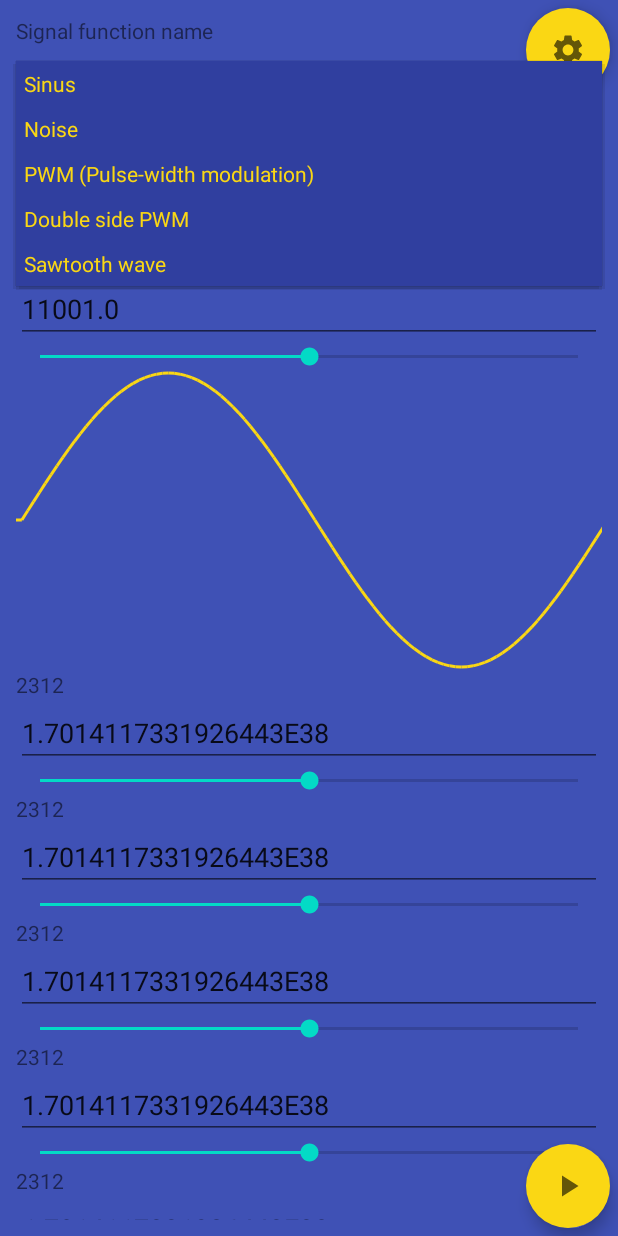
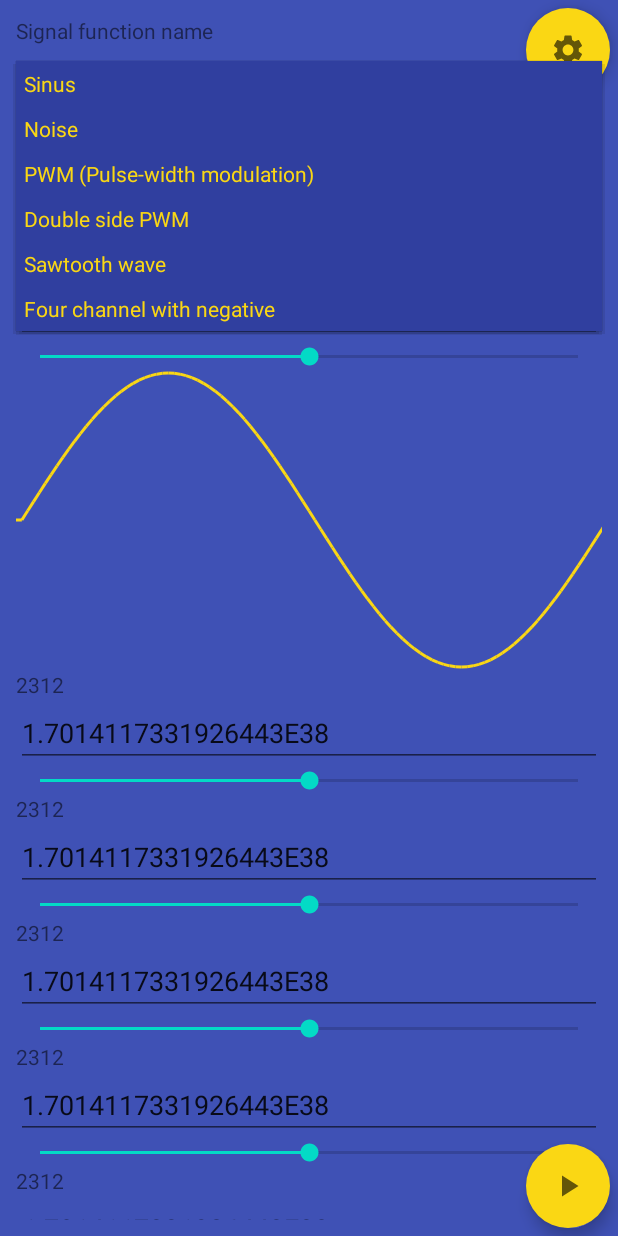
Before and after one commit to AlexSizukhin/SignalGenerator, an Android app: the screen it shows after launch (MainActivity), after a tap on "Sinus", on a phone screen of 412 x 824 dp. Run offline under Robolectric (Android 15) with nearby library versions, the phone set to English and light mode, and no system bars; our stand-ins replace Dagger/Hilt's generated code; 2 statements that could not run were skipped.

Commit message:
todo: saving/loading parameters with ROOM control round value, change aftech hand intpu Hilt test fails in a scope, but ok one by one by hand refactor Function fragment with viewModel

```diff
--- a/app/src/main/java/com/shokker/formsignaler/model/FunctionFactory.kt
+++ b/app/src/main/java/com/shokker/formsignaler/model/FunctionFactory.kt
@@ -9,6 +9,7 @@ import dagger.hilt.android.qualifiers.ApplicationContext
 import javax.inject.Inject
 import javax.inject.Singleton
 import kotlin.math.PI
+import kotlin.math.roundToInt
 import kotlin.random.Random
 
 @Singleton
@@ -33,7 +34,7 @@ class FunctionFactory
 
 
     private  val functionArray:  Array<MainContract.SignalFunction> by lazy {
-        arrayOf(SinFunction(),NoiseFunction(),PWMFunction(),DoubleSidePWM(),SAWFinction())
+        arrayOf(SinFunction(),NoiseFunction(),PWMFunction(),DoubleSidePWM(),SAWFinction(),FourChannels())
     }
 
     inner class SinFunction : MainContract.SignalFunction() {
@@ -99,5 +100,46 @@ class FunctionFactory
             else 0.0
         }
     }
+    inner class FourChannels : MainContract.SignalFunction()
+    {
+        val stepZero =  FunctionParameterImpl(context.getString(R.string.four_channel_param1),0.0,18.0,5.0)
+        val stepA =  FunctionParameterImpl(context.getString(R.string.four_channel_param2),0.0,18.0,10.0)
+        val stepB =  FunctionParameterImpl(context.getString(R.string.four_channel_param3),0.0,18.0,10.0)
+        val stepC =  FunctionParameterImpl(context.getString(R.string.four_channel_param4),0.0,18.0,10.0)
+        val stepD =  FunctionParameterImpl(context.getString(R.string.four_channel_param5),0.0,18.0,10.0)
+        val zeroLevel =  FunctionParameterImpl(context.getString(R.string.four_channel_param6),-100.0,100.0,0.0)
+        init {
+            functionName ="Four channel with negative"// context.getString()
+            parameters.add(zeroLevel)
+            parameters.add(stepZero)
+            parameters.add(stepA)
+            parameters.add(stepB)
+            parameters.add(stepC)
+            parameters.add(stepD)
+        }
+        override fun functionBody(x: Double): Double {
+            val t =x.rem(2.0 * PI)/(2.0*PI)*100.0
+            if(t< stepZero.currentValue )
+                return -1.0
 
+            if(t.rem(20.0)<stepA.currentValue && (t.toInt()/20)==1)
+                return 1.0
+
+
+            if(t.rem(20.0)<stepB.currentValue && (t.toInt()/20)==2)
+                return 1.0
+
+
+            if(t.rem(20.0)<stepC.currentValue && (t.toInt()/20)==3)
+                return 1.0
+
+
+            if(t.rem(20.0)<stepD.currentValue && (t.toInt()/20)==4)
+                return 1.0
+
+
+            return zeroLevel.currentValue/100.0
+            // todo throw!
+        }
+    }
 }
--- a/app/src/main/res/values/strings.xml
+++ b/app/src/main/res/values/strings.xml
@@ -34,6 +34,14 @@
     <string name="step_up_param">Up Step (%)</string>
     <string name="step_down_param">Up Step (%)</string>
 
+    <string name="four_channel_function_name">Four channel with negative</string>
+    <string name="four_channel_param1">Negative period (%)"</string>
+    <string name="four_channel_param2">"1st channel (%)"</string>
+    <string name="four_channel_param3">"2nd channel (%)"</string>
+    <string name="four_channel_param4">"3rd channel (%)"</string>
+    <string name="four_channel_param5">"4th channel (%)"</string>
+    <string name="four_channel_param6">"Zero level (%)"</string>
+
 
     <string-array name="functionNames">
         <item>Sin</item>
```
Also changed, not shown: 1 other file.
